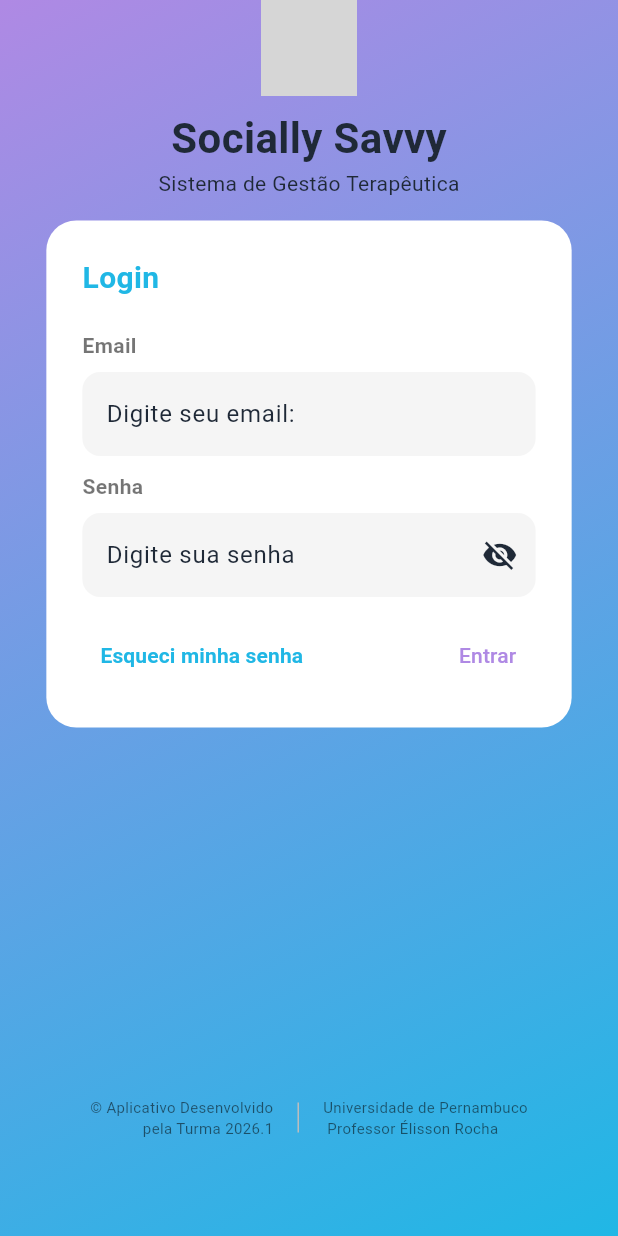
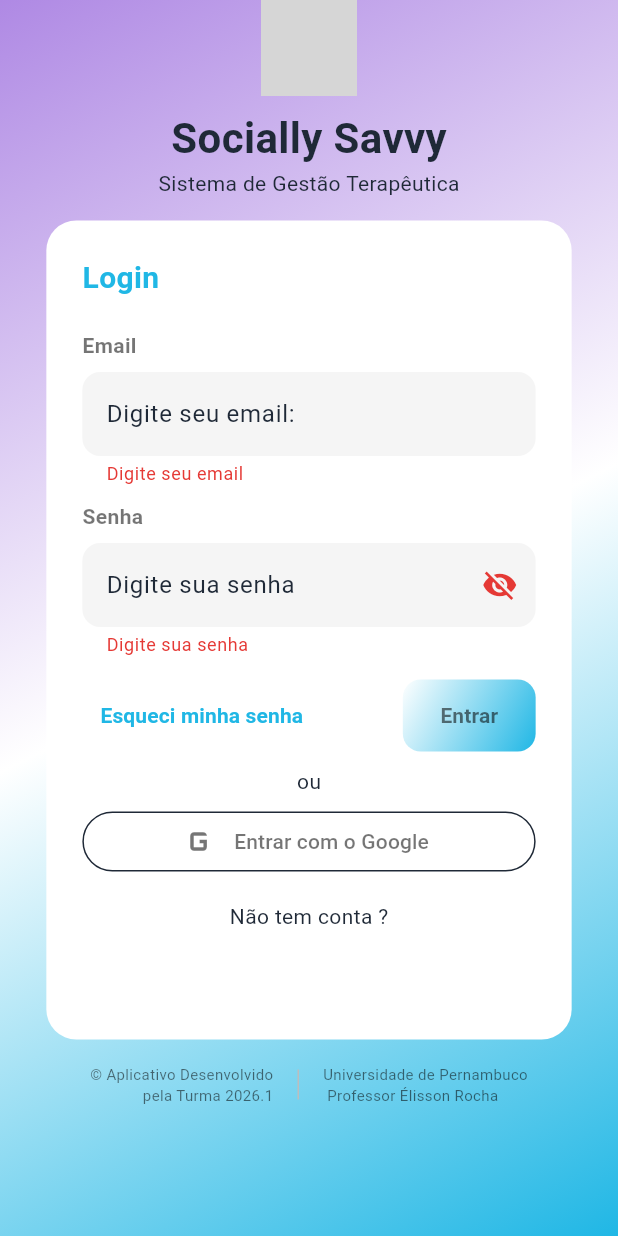
Before and after one commit to Kaickpl/Sistema_espectrum_savvy_front, a Flutter app: the screen it shows after launch, after a tap on "Entrar", on a phone screen of 412 x 824 dp. Run offline on Flutter 3.47's test engine with Material 3 defaults, Android fonts, the phone set to English and light mode, and no system bars; grey boxes are pictures that could not be loaded.

Commit message:
Finalizção da tela de login e inicio da criação da tela de cadastro

```diff
--- a/lib/Config/tema_claro.dart
+++ b/lib/Config/tema_claro.dart
@@ -4,11 +4,11 @@
   static final ThemeData tema = ThemeData(
     colorScheme: ColorScheme(
       brightness: Brightness.light,
-      primary: Color(0xFFAF89E4),
+      primary: Color(0xFFFFFFFF),
       onPrimary: Colors.black54,
       secondary: Color(0xFF20B7E5),
       onSecondary: Colors.white,
-      tertiary: Color(0xFF8B5CF6),
+      tertiary: Color(0xFFAF89E4),
       onTertiary: Colors.white,
       error: Color(0xFFE53935),
       onError: Colors.white,
--- /dev/null
+++ b/lib/View/Pages/pagina_cadastro.dart
@@ -0,0 +1,19 @@
+import 'package:espectrum_front/View/Widgets/fundo_tela.dart';
+import 'package:flutter/material.dart';
+
+class TelaCadastro extends StatelessWidget {
+  const TelaCadastro({super.key});
+
+  @override
+  Widget build(BuildContext context) {
+    return Scaffold(
+      body: FundoTela(
+        child: SafeArea(
+          child: SingleChildScrollView(
+
+          ),
+        ),
+      ),
+    );
+  }
+}
--- a/lib/View/Pages/pagina_inicial.dart
+++ b/lib/View/Pages/pagina_inicial.dart
@@ -1,6 +1,5 @@
 import 'package:espectrum_front/View/Pages/trocar_senha.dart';
 import 'package:flutter/material.dart';
-
 import '../Widgets/fundo_tela.dart';
 import '../Widgets/logo_container.dart';
 import '../Widgets/roda_pe.dart';
@@ -31,9 +30,7 @@
                 child: Column(
                   mainAxisSize: MainAxisSize.min,
                   children: [
-                    LogoContainer(
-                      nomePage: "Sistema de Gestão Terapêutica",
-                    ),
+                    LogoContainer(nomePage: "Sistema de Gestão Terapêutica"),
 
                     SizedBox(height: 15),
 
@@ -55,9 +52,9 @@
                                 style: TextStyle(
                                   fontSize: 20,
                                   fontWeight: FontWeight.bold,
-                                  color: Theme.of(context)
-                                      .colorScheme
-                                      .secondary,
+                                  color: Theme.of(
+                                    context,
+                                  ).colorScheme.secondary,
                                 ),
                               ),
 
@@ -67,9 +64,9 @@
                                 "Email",
                                 style: TextStyle(
                                   fontWeight: FontWeight.w600,
-                                  color: Theme.of(context)
-                                      .colorScheme
-                                      .onPrimary,
+                                  color: Theme.of(
+                                    context,
+                                  ).colorScheme.onPrimary,
                                 ),
                               ),
 
@@ -103,9 +100,9 @@
                                 style: TextStyle(
                                   fontSize: 14,
                                   fontWeight: FontWeight.bold,
-                                  color: Theme.of(context)
-                                      .colorScheme
-                                      .onPrimary,
+                                  color: Theme.of(
+                                    context,
+                                  ).colorScheme.onPrimary,
                                 ),
                               ),
 
@@ -150,38 +147,115 @@
 
                               Row(
                                 mainAxisAlignment:
-                                MainAxisAlignment.spaceBetween,
+                                    MainAxisAlignment.spaceBetween,
                                 children: [
                                   TextButton(
                                     onPressed: () {
-                                      Navigator.push(context, MaterialPageRoute(builder: (context) => const TrocarSenha(),
-                                      ),
+                                      Navigator.push(
+                                        context,
+                                        MaterialPageRoute(
+                                          builder: (context) =>
+                                              const TrocarSenha(),
+                                        ),
                                       );
                                     },
                                     child: Text(
                                       "Esqueci minha senha",
                                       style: TextStyle(
                                         fontWeight: FontWeight.bold,
-                                        color: Theme.of(context)
-                                            .colorScheme
-                                            .secondary,
+                                        color: Theme.of(
+                                          context,
+                                        ).colorScheme.secondary,
                                       ),
                                     ),
                                   ),
                                   SizedBox(height: 20),
-                                  TextButton(
-                                    onPressed: (){},
-                                    child: Text("Entrar"),
-                                  )
+                                  Container(
+                                    decoration: BoxDecoration(
+                                      borderRadius: BorderRadius.circular(12),
+                                      gradient: LinearGradient(
+                                        begin: Alignment.topLeft,
+                                        end: Alignment.bottomRight,
+                                        colors: [
+                                          Theme.of(context).colorScheme.primary,
+                                          Theme.of(
+                                            context,
+                                          ).colorScheme.secondary,
+                                        ],
+                                      ),
+                                    ),
+                                    child: TextButton(
+                                      style: TextButton.styleFrom(
+                                        padding: EdgeInsets.symmetric(
+                                          horizontal: 25,
+                                          vertical: 12,
+                                        ),
+                                        shape: RoundedRectangleBorder(
+                                          borderRadius:
+                                              BorderRadiusGeometry.circular(12),
+                                        ),
+                                      ),
+                                      onPressed: () {
+                                        if (_formKey.currentState!.validate()) {
+                                          //Navigator.push(context, MaterialPageRoute(builder: (context)=> const Home());
+                                        }
+                                      },
+                                      child: Text(
+                                        "Entrar",
+                                        style: TextStyle(
+                                          color: Theme.of(
+                                            context,
+                                          ).colorScheme.onPrimary,
+                                          fontWeight: FontWeight.bold,
+                                        ),
+                                      ),
+                                    ),
+                                  ),
                                 ],
                               ),
+                              SizedBox(height: 10),
+
+                              Center(child: Text("ou")),
+
+                              SizedBox(height: 10),
+                              SizedBox(
+                                width: double.infinity,
+                                height: 40,
+                                child: OutlinedButton.icon(
+                                  onPressed: () {},
+                                  icon: Icon(
+                                    Icons.g_mobiledata,
+                                    size: 30,
+                                    color: Theme.of(
+                                      context,
+                                    ).colorScheme.onPrimary,
+                                  ),
+                                  label: Text(
+                                    "Entrar com o Google",
+                                    style: TextStyle(
+                                      color: Theme.of(
+                                        context,
+                                      ).colorScheme.onPrimary,
+                                    ),
+                                  ),
+                                ),
+                              ),
+                              SizedBox(height: 20,),
+                              Center(
+                                child: Text("Não tem conta ?"),
+                              ),
+                              Center(
+                                child: TextButton(onPressed:(){
+                                }, child: Text("Criar conta"),
+                                ),
+                              )
+
                             ],
                           ),
                         ),
                       ),
                     ),
 
-                    SizedBox(height: 230),
 
                     RodaPe(),
                   ],
@@ -191,6 +265,6 @@
           ),
         ),
       ),
-      );
+    );
   }
 }
--- a/lib/View/Widgets/fundo_tela.dart
+++ b/lib/View/Widgets/fundo_tela.dart
@@ -15,6 +15,7 @@
           begin: Alignment.topLeft,
           end: Alignment.bottomRight,
           colors: [
+            Theme.of(context).colorScheme.tertiary,
             Theme.of(context).colorScheme.primary,
             Theme.of(context).colorScheme.secondary,
           ],
--- a/lib/main.dart
+++ b/lib/main.dart
@@ -15,6 +15,7 @@
         title: "Espectrum Savvy" ,
         theme: tema_claro.tema,
         home: PaginaInicial(),
+        debugShowCheckedModeBanner: false,
       );
     }
 }
```
